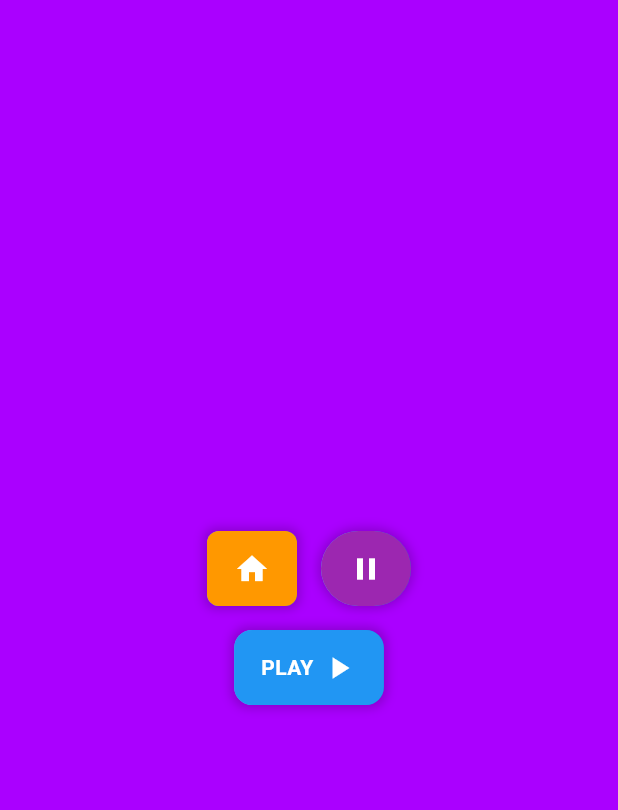
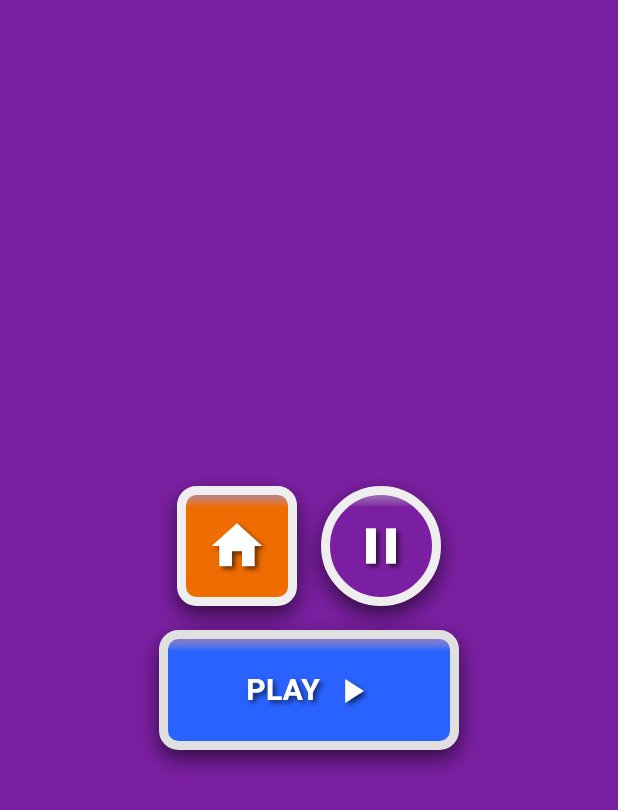
Before and after one commit to MasoudMaghsodi/game_app, a Flutter app: the screen it shows after launch, on a phone screen of 412 x 824 dp. Shown: the top 810 px of the screen. Run offline on Flutter 3.47's test engine with Material 3 defaults, Android fonts, the phone set to English and light mode, and no system bars.

Commit message:
final edit

```diff
--- a/lib/main.dart
+++ b/lib/main.dart
@@ -12,25 +12,25 @@ class MyApp extends StatelessWidget {
     return MaterialApp(
       debugShowCheckedModeBanner: false,
       home: Scaffold(
-        backgroundColor: Colors.purpleAccent.shade700,
+        backgroundColor: Colors.purple.shade700,
         body: Center(
-          child: Builder(builder: (context) {
+          child: Builder(
+            builder: (context) {
               return Column(
                 mainAxisSize: MainAxisSize.min,
                 children: [
                   Row(
                     mainAxisAlignment: MainAxisAlignment.center,
                     children: [
-                    CustomButton(
-                      text: null,
+                      // دکمه خانه
+                      CustomGameButton(
+                        size: 80,
                         icon: Icons.home,
-                      backgroundColor: Colors.orange,
-                      gradient: LinearGradient(
-                        colors: [Colors.blue.shade300, Colors.blue.shade700],
-                      ),
-                      textColor: Colors.white,
-                      borderRadius: 8.0,
-                      onPressed: () {
+                        backgroundColor: Colors.orange.shade800,
+                        borderColor: Colors.grey.shade200,
+                        shadowColor: Colors.black54,
+                        borderRadius: 13,
+                        onTap: () {
                           ScaffoldMessenger.of(context).showSnackBar(
                             const SnackBar(
                               content: Text(
@@ -44,16 +44,15 @@ class MyApp extends StatelessWidget {
                         },
                       ),
                       const SizedBox(width: 16),
-                    CustomButton(
-                      text: null,
+                      // دکمه توقف
+                      CustomGameButton(
+                        size: 80,
                         icon: Icons.pause,
-                      backgroundColor: Colors.purple,
-                      gradient: LinearGradient(
-                        colors: [Colors.blue.shade300, Colors.blue.shade700],
-                      ),
-                      textColor: Colors.white,
-                      borderRadius: 50.0,
-                      onPressed: () {
+                        backgroundColor: Colors.purple.shade700,
+                        borderColor: Colors.grey.shade200,
+                        shadowColor: Colors.black54,
+                        borderRadius: 50,
+                        onTap: () {
                           ScaffoldMessenger.of(context).showSnackBar(
                             const SnackBar(
                               content: Text(
@@ -69,16 +68,16 @@ class MyApp extends StatelessWidget {
                     ],
                   ),
                   const SizedBox(height: 16),
-                CustomButton(
+                  // دکمه پخش
+                  CustomGameButton(
+                    size: 80,
                     text: "PLAY",
                     icon: Icons.play_arrow,
-                  backgroundColor: Colors.blue,
-                  gradient: LinearGradient(
-                    colors: [Colors.blue.shade300, Colors.blue.shade700],
-                  ),
-                  textColor: Colors.white,
-                  borderRadius: 12.0,
-                  onPressed: () {
+                    backgroundColor: Colors.blueAccent.shade700,
+                    borderColor: Colors.grey.shade300,
+                    shadowColor: Colors.black54,
+                    borderRadius: 13,
+                    onTap: () {
                       ScaffoldMessenger.of(context).showSnackBar(
                         const SnackBar(
                           content: Text(
@@ -93,100 +92,133 @@ class MyApp extends StatelessWidget {
                   ),
                 ],
               );
-          }),
+            },
+          ),
         ),
       ),
     );
   }
 }
 
-class CustomButton extends StatefulWidget {
-  final String? text; // متن دکمه
+// ویجت قابل سفارشی‌سازی برای دکمه بازی
+class CustomGameButton extends StatefulWidget {
+  final String? text; // متن دکمه (در صورت وجود)
   final IconData? icon; // آیکون دکمه
-  final Color backgroundColor; // رنگ پس‌زمینه دکمه
-  final Gradient gradient; // گرادینت برای سایه اطراف دکمه
-  final Color textColor; // رنگ متن داخل دکمه
+  final Color backgroundColor; // رنگ پس‌زمینه
+  final Color borderColor; // رنگ مرز
+  final Color shadowColor; // رنگ سایه
   final double borderRadius; // شعاع گوشه‌ها
-  final VoidCallback onPressed; // عملکرد دکمه
+  final double size; // اندازه دکمه
+  final VoidCallback onTap; // تابع فراخوانی هنگام لمس
 
-  const CustomButton({
+  const CustomGameButton({
     super.key,
     this.text,
     this.icon,
     required this.backgroundColor,
-    required this.gradient,
-    required this.textColor,
-    this.borderRadius = 8.0,
-    required this.onPressed,
+    required this.borderColor,
+    required this.shadowColor,
+    this.borderRadius = 8,
+    required this.size,
+    required this.onTap,
   });
 
   @override
   // ignore: library_private_types_in_public_api
-  _CustomButtonState createState() => _CustomButtonState();
+  _CustomGameButtonState createState() => _CustomGameButtonState();
 }
 
-class _CustomButtonState extends State<CustomButton> {
-  bool _isPressed = false;
+class _CustomGameButtonState extends State<CustomGameButton> {
+  bool _isPressed = false; // وضعیت فشرده بودن دکمه
+
   @override
   Widget build(BuildContext context) {
     return GestureDetector(
-      onTapDown: (_) {
-        setState(() {
-          _isPressed = true;
-        });
-      },
-      onTapUp: (_) {
-        setState(() {
-          _isPressed = false;
-        });
-        widget.onPressed();
-      },
-      onTapCancel: () {
-        setState(() {
-          _isPressed = false;
-        });
-      },
+      onTap: widget.onTap,
+      onTapDown: (_) => setState(() => _isPressed = true),
+      onTapUp: (_) => setState(() => _isPressed = false),
+      onTapCancel: () => setState(() => _isPressed = false),
       child: AnimatedContainer(
-        duration: const Duration(milliseconds: 200),
-        curve: Curves.easeInOut,
+        duration: const Duration(milliseconds: 100), // مدت زمان انیمیشن
+        curve: Curves.easeInOut, // منحنی انیمیشن
+        height: widget.size, // ارتفاع دکمه
+        width:
+            widget.text != null ? widget.size * 2.5 : widget.size, // عرض دکمه
         decoration: BoxDecoration(
-          borderRadius: BorderRadius.circular(widget.borderRadius),
-          boxShadow: [
-            if (!_isPressed)
+          color: widget.backgroundColor,
+          // افکت گرادیانت برای ایجاد حالت سه‌بعدی
+          gradient: LinearGradient(
+            colors: _isPressed
+                ? [
+                    widget.backgroundColor,
+                    widget.backgroundColor,
+                  ]
+                : [
+                    Colors.white.withValues(alpha: 0.3), // نوار روشن در بالا
+                    widget.backgroundColor,
+                  ],
+            stops: [0.0, 0.35], // نسبت تقسیم گرادیانت
+            begin: Alignment.topCenter, // شروع از بالا
+            end: Alignment.center, // پایان در وسط
+          ),
+          border: Border.all(color: widget.borderColor, width: 6), // مرز دکمه
+          borderRadius:
+              BorderRadius.circular(widget.borderRadius), // گردی گوشه‌ها
+          boxShadow: _isPressed
+              ? []
+              : [
+                  // سایه برای حالت غیر فشرده
                   BoxShadow(
-                color: Colors.black.withValues(alpha: 0.2),
-                blurRadius: 5,
-                spreadRadius: 2,
+                    color: widget.shadowColor.withValues(alpha: 0.6),
+                    offset: const Offset(0, 6),
+                    blurRadius: 12,
                   ),
                 ],
-          gradient: _isPressed ? null : widget.gradient,
         ),
-        child: Transform.translate(
-          offset: _isPressed ? const Offset(0.1, 0.2) : const Offset(0, 0),
-          child: Container(
-            decoration: BoxDecoration(
-              color: widget.backgroundColor,
-              borderRadius: BorderRadius.circular(widget.borderRadius),
-            ),
-            padding: const EdgeInsets.symmetric(horizontal: 18, vertical: 13),
+        child: Center(
           child: Row(
-              mainAxisAlignment: MainAxisAlignment.spaceAround,
+            mainAxisAlignment: MainAxisAlignment.center,
             mainAxisSize: MainAxisSize.min,
             children: [
+              // نمایش متن دکمه در صورت وجود
               if (widget.text != null)
                 Text(
                   widget.text!,
                   style: TextStyle(
-                      color: widget.textColor,
+                    color: Colors.white,
                     fontWeight: FontWeight.bold,
+                    fontSize: widget.size / 4, // اندازه متن
+                    shadows: _isPressed
+                        ? []
+                        : [
+                            // سایه متن برای حالت سه‌بعدی
+                            BoxShadow(
+                              color: widget.shadowColor.withValues(alpha: 0.6),
+                              offset: const Offset(2, 2),
+                              blurRadius: 4,
+                            ),
+                          ],
                   ),
                 ),
-                if (widget.icon != null && widget.text != null)
-                  const SizedBox(width: 5),
+              if (widget.text != null && widget.icon != null)
+                const SizedBox(width: 8), // فاصله بین متن و آیکون
               if (widget.icon != null)
-                  Icon(widget.icon, color: widget.textColor),
+                Icon(
+                  widget.icon,
+                  color: Colors.white,
+                  size: widget.text != null ? widget.size / 3 : widget.size / 2,
+                  shadows: _isPressed
+                      ? []
+                      : [
+                          // سایه آیکون برای حالت سه‌بعدی
+                          BoxShadow(
+                            color: widget.shadowColor.withValues(alpha: 0.6),
+                            offset: const Offset(2, 2),
+                            blurRadius: 4,
+                          ),
                         ],
                 ),
+            ],
           ),
         ),
       ),
```
Lines whose indentation alone changed are shown as unchanged.
